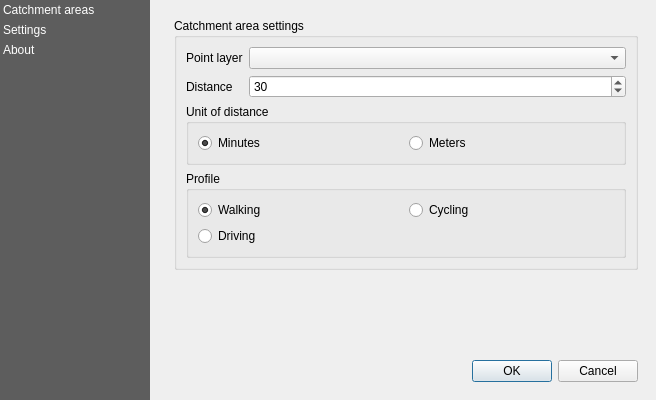
This is EdPlanning/resources/ui/main.ui in iiepdev/school-catchment-plugin as Qt 5 draws it before an edit. The edited form follows.
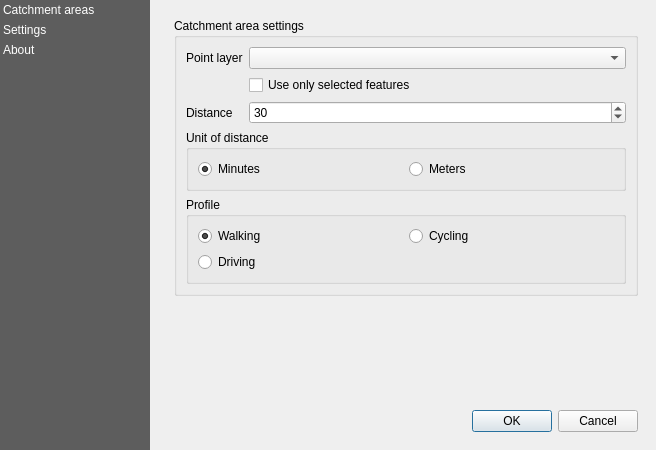
This is the edited form. Custom widgets are drawn as their Qt base class.

Commit message: Allow using only selected points; resolve #21

The edit to the form file:
```diff
--- a/EdPlanning/resources/ui/main.ui
+++ b/EdPlanning/resources/ui/main.ui
@@ -13,7 +13,7 @@
     <x>0</x>
     <y>0</y>
     <width>600</width>
-    <height>400</height>
+    <height>450</height>
    </rect>
   </property>
   <property name="windowTitle">
@@ -112,13 +112,13 @@
          <x>0</x>
          <y>0</y>
          <width>500</width>
-         <height>400</height>
+         <height>450</height>
         </rect>
        </property>
        <property name="minimumSize">
         <size>
          <width>500</width>
-         <height>400</height>
+         <height>450</height>
         </size>
        </property>
        <layout class="QVBoxLayout" name="verticalLayout_2">
@@ -147,14 +147,21 @@
                  <item row="0" column="1">
                   <widget class="QgsMapLayerComboBox" name="combobox_layer"/>
                  </item>
-                 <item row="1" column="0">
+                 <item row="1" column="1">
+                  <widget class="QCheckBox" name="checkbox_selected_only">
+                   <property name="text">
+                    <string>Use only selected features</string>
+                   </property>
+                  </widget>
+                 </item>
+                 <item row="2" column="0">
                   <widget class="QLabel" name="label_distance">
                    <property name="text">
                     <string>Distance</string>
                    </property>
                   </widget>
                  </item>
-                 <item row="1" column="1">
+                 <item row="2" column="1">
                   <widget class="QgsSpinBox" name="spinbox_distance">
                    <property name="minimum">
                     <number>5</number>
```
The commit also changes 3 other files.
